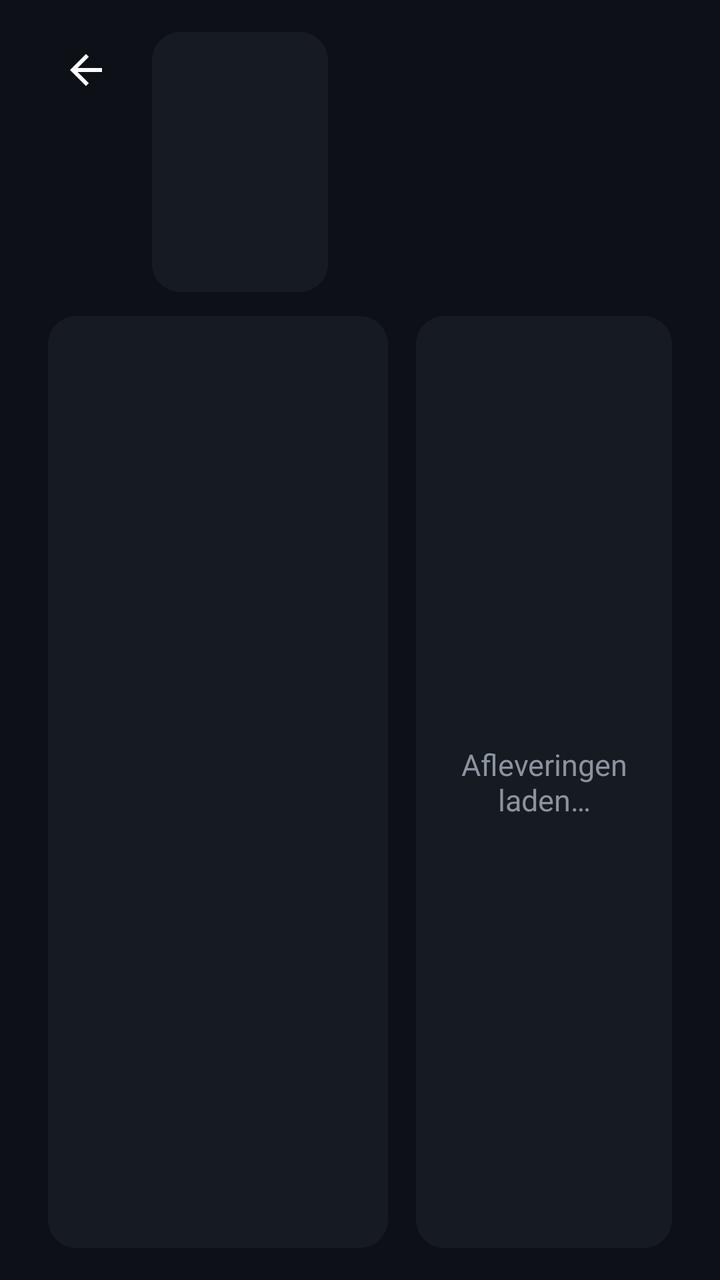
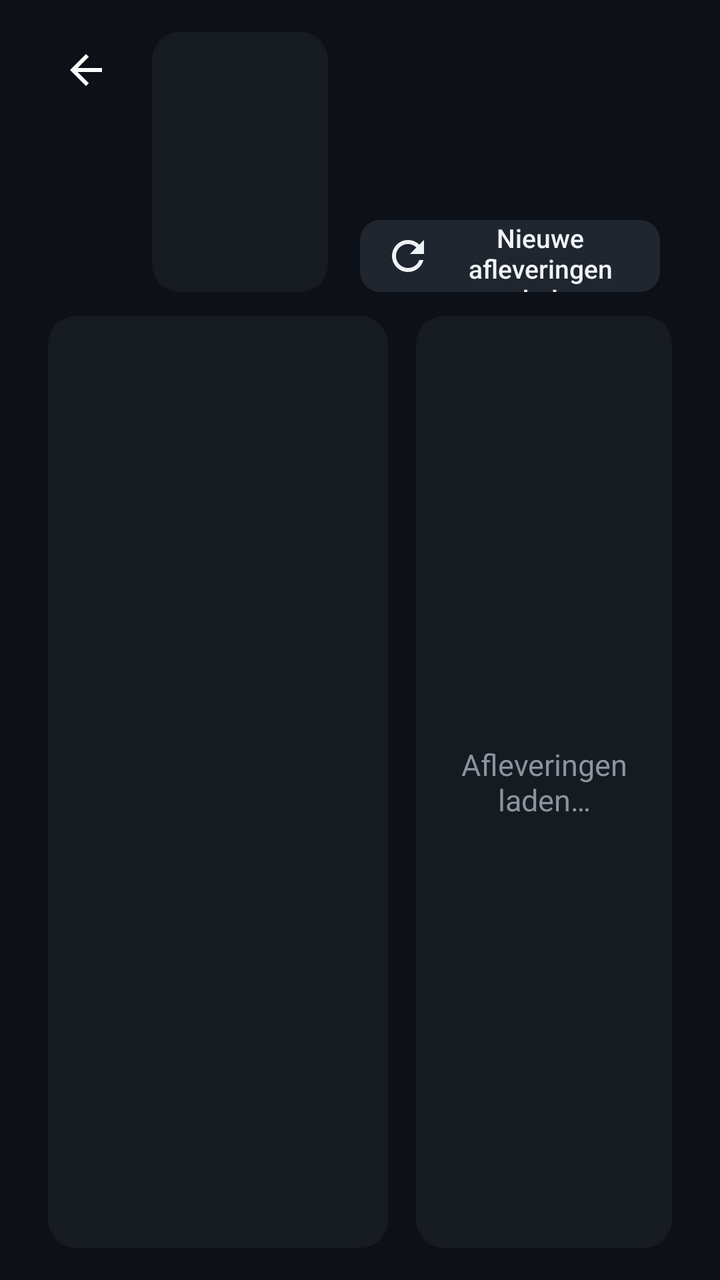

Two renders of the same Android screen: before a commit and after it. Below are the layout's source before the change and the commit's diff.
<!-- AndroidManifest.xml: application theme AppTheme -->
<!-- res/layout/activity_series.xml -->
<?xml version="1.0" encoding="utf-8"?>
<LinearLayout xmlns:android="http://schemas.android.com/apk/res/android"
    android:layout_width="match_parent"
    android:layout_height="match_parent"
    android:background="@color/bg"
    android:orientation="vertical"
    android:paddingStart="24dp"
    android:paddingTop="16dp"
    android:paddingEnd="24dp"
    android:paddingBottom="16dp">

    <LinearLayout
        android:layout_width="match_parent"
        android:layout_height="130dp"
        android:orientation="horizontal">
        <ImageButton
            android:id="@+id/backBtn"
            android:layout_width="38dp"
            android:layout_height="38dp"
            android:layout_marginEnd="14dp"
            android:background="@drawable/nav_bg"
            android:contentDescription="Terug"
            android:padding="7dp"
            android:scaleType="fitCenter"
            android:src="@drawable/ic_arrow_back"
            android:tint="@color/nav_text" />


        <ImageView
            android:id="@+id/cover"
            android:layout_width="88dp"
            android:layout_height="130dp"
            android:background="@drawable/panel_bg"
            android:scaleType="centerCrop" />

        <LinearLayout
            android:layout_width="0dp"
            android:layout_height="match_parent"
            android:layout_marginStart="16dp"
            android:layout_weight="1"
            android:orientation="vertical">

            <TextView
                android:id="@+id/name"
                android:layout_width="match_parent"
                android:layout_height="wrap_content"
                android:ellipsize="end"
                android:maxLines="1"
                android:textColor="@color/text"
                android:textSize="22sp"
                android:textStyle="bold" />

            <TextView
                android:id="@+id/meta"
                android:layout_width="match_parent"
                android:layout_height="wrap_content"
                android:textColor="@color/muted"
                android:textSize="13sp" />

            <TextView
                android:id="@+id/plot"
                android:layout_width="match_parent"
                android:layout_height="0dp"
                android:layout_marginTop="6dp"
                android:layout_weight="1"
                android:ellipsize="end"
                android:textColor="@color/muted"
                android:textSize="13sp" />

            <Button
                android:id="@+id/continueBtn"
                style="@style/Tab"
                android:layout_marginTop="6dp"
                android:visibility="gone" />
        </LinearLayout>
    </LinearLayout>

    <LinearLayout
        android:layout_width="match_parent"
        android:layout_height="0dp"
        android:layout_marginTop="12dp"
        android:layout_weight="1"
        android:orientation="horizontal">

        <androidx.recyclerview.widget.RecyclerView
            android:id="@+id/seasons"
            android:layout_width="170dp"
            android:layout_height="match_parent"
            android:background="@drawable/panel_bg"
            android:clipToPadding="false"
            android:padding="4dp" />

        <FrameLayout
            android:layout_width="0dp"
            android:layout_height="match_parent"
            android:layout_marginStart="14dp"
            android:layout_weight="1"
            android:background="@drawable/panel_bg">

            <androidx.recyclerview.widget.RecyclerView
                android:id="@+id/episodes"
                android:layout_width="match_parent"
                android:layout_height="match_parent"
                android:clipToPadding="false"
                android:padding="4dp" />

            <TextView
                android:id="@+id/message"
                android:layout_width="match_parent"
                android:layout_height="match_parent"
                android:gravity="center"
                android:text="Afleveringen laden…"
                android:textColor="@color/muted"
                android:textSize="15sp" />
        </FrameLayout>
    </LinearLayout>
</LinearLayout>
<!-- resources referenced by this layout -->
<resources>
  <color name="bg">#0D1117</color>
  <color name="muted">#8B949E</color>
  <color name="text">#F0F3F6</color>
  <!-- drawable ic_arrow_back (drawable) -->
  <?xml version="1.0" encoding="utf-8"?>
  <vector xmlns:android="http://schemas.android.com/apk/res/android"
      android:width="20dp"
      android:height="20dp"
      android:viewportWidth="24"
      android:viewportHeight="24">
      <path android:fillColor="#FFFFFFFF" android:pathData="M20,11H7.83l5.59,-5.59L12,4l-8,8 8,8 1.41,-1.41L7.83,13H20v-2z" />
  </vector>
  <!-- drawable nav_bg (drawable) -->
  <?xml version="1.0" encoding="utf-8"?>
  <selector xmlns:android="http://schemas.android.com/apk/res/android">
      <item android:state_focused="true">
          <shape><solid android:color="#FFFFFFFF" /><corners android:radius="18dp" /></shape>
      </item>
      <item android:state_activated="true">
          <shape><solid android:color="#33FFFFFF" /><corners android:radius="18dp" /></shape>
      </item>
      <item>
          <shape><solid android:color="#00000000" /><corners android:radius="18dp" /></shape>
      </item>
  </selector>
  <!-- drawable panel_bg (drawable) -->
  <?xml version="1.0" encoding="utf-8"?>
  <shape xmlns:android="http://schemas.android.com/apk/res/android">
      <solid android:color="@color/panel" />
      <corners android:radius="14dp" />
  </shape>
  <style name="Tab">
          <item name="android:layout_width">wrap_content</item>
          <item name="android:layout_height">36dp</item>
          <item name="android:layout_marginEnd">6dp</item>
          <item name="android:minWidth">0dp</item>
          <item name="android:minHeight">0dp</item>
          <item name="android:paddingStart">12dp</item>
          <item name="android:paddingEnd">12dp</item>
          <item name="android:background">@drawable/btn_bg</item>
          <item name="android:textAllCaps">false</item>
          <item name="android:textColor">@color/text</item>
          <item name="android:textSize">13sp</item>
          <item name="android:stateListAnimator">@null</item>
      </style>
  <style name="AppTheme" parent="android:Theme.Material.NoActionBar.Fullscreen">
          <item name="android:windowBackground">@color/bg</item>
          <item name="android:colorAccent">@color/accent</item>
          <item name="android:colorPrimary">@color/bg</item>
          <item name="android:textColor">@color/text</item>
      </style>
  <color name="panel">#161B22</color>
  <!-- drawable btn_bg (drawable) -->
  <?xml version="1.0" encoding="utf-8"?>
  <selector xmlns:android="http://schemas.android.com/apk/res/android">
      <item android:state_focused="true">
          <shape><solid android:color="@color/accent" /><corners android:radius="10dp" /></shape>
      </item>
      <item android:state_activated="true">
          <shape>
              <solid android:color="@color/panel2" />
              <stroke android:width="2dp" android:color="@color/accent" />
              <corners android:radius="10dp" />
          </shape>
      </item>
      <item android:state_enabled="false">
          <shape><solid android:color="@color/panel" /><corners android:radius="10dp" /></shape>
      </item>
      <item>
          <shape><solid android:color="@color/panel2" /><corners android:radius="10dp" /></shape>
      </item>
  </selector>
  <color name="accent">#2F81F7</color>
  <color name="panel2">#1F2630</color>
</resources>

<!-- the commit's change to res/layout/activity_series.xml (unified diff, before → after) -->
@@ -67,11 +67,25 @@
                 android:textColor="@color/muted"
                 android:textSize="13sp" />
 
-            <Button
-                android:id="@+id/continueBtn"
-                style="@style/Tab"
+            <LinearLayout
+                android:layout_width="match_parent"
+                android:layout_height="wrap_content"
                 android:layout_marginTop="6dp"
-                android:visibility="gone" />
+                android:orientation="horizontal">
+
+                <Button
+                    android:id="@+id/continueBtn"
+                    style="@style/Tab"
+                    android:visibility="gone" />
+
+                <Button
+                    android:id="@+id/refreshBtn"
+                    style="@style/Tab"
+                    android:drawableStart="@drawable/ic_refresh"
+                    android:drawablePadding="6dp"
+                    android:drawableTint="@color/text"
+                    android:text="Nieuwe afleveringen ophalen" />
+            </LinearLayout>
         </LinearLayout>
     </LinearLayout>
 
<!-- resource entries referenced after the edit -->
@@ -11,6 +11,16 @@
       android:viewportWidth="24"
       android:viewportHeight="24">
       <path android:fillColor="#FFFFFFFF" android:pathData="M20,11H7.83l5.59,-5.59L12,4l-8,8 8,8 1.41,-1.41L7.83,13H20v-2z" />
+  </vector>
+  <!-- drawable ic_refresh (drawable) -->
+  <vector xmlns:android="http://schemas.android.com/apk/res/android"
+      android:width="24dp"
+      android:height="24dp"
+      android:viewportWidth="24"
+      android:viewportHeight="24">
+      <path
+          android:fillColor="#FFFFFFFF"
+          android:pathData="M17.65,6.35C16.2,4.9 14.21,4 12,4c-4.42,0 -7.99,3.58 -7.99,8s3.57,8 7.99,8c3.73,0 6.84,-2.55 7.73,-6h-2.08c-0.82,2.33 -3.04,4 -5.65,4 -3.31,0 -6,-2.69 -6,-6s2.69,-6 6,-6c1.66,0 3.14,0.69 4.22,1.78L13,11h7V4l-2.35,2.35z" />
   </vector>
   <!-- drawable nav_bg (drawable) -->
   <?xml version="1.0" encoding="utf-8"?>
